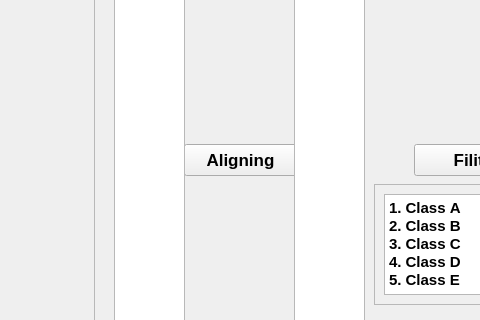
Above: demoUI.ui from pansam996/paperDemo before the change; both pictures show x 226 to 706 and y 186 to 506 of the 1184 by 719 pixel window. Below: the same form after it.
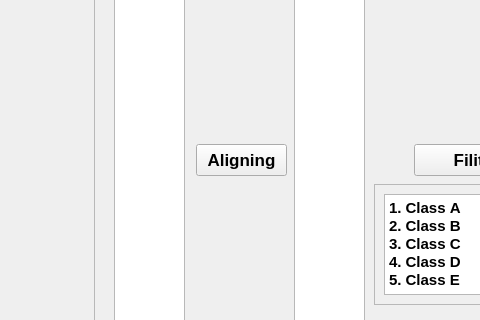
That is the form after the change.

Diff of the .ui file:
```diff
--- a/demoUI.ui
+++ b/demoUI.ui
@@ -139,9 +139,9 @@
    <widget class="QPushButton" name="pushButton_3">
     <property name="geometry">
      <rect>
-      <x>410</x>
+      <x>422</x>
       <y>330</y>
-      <width>113</width>
+      <width>91</width>
       <height>32</height>
      </rect>
     </property>
```
